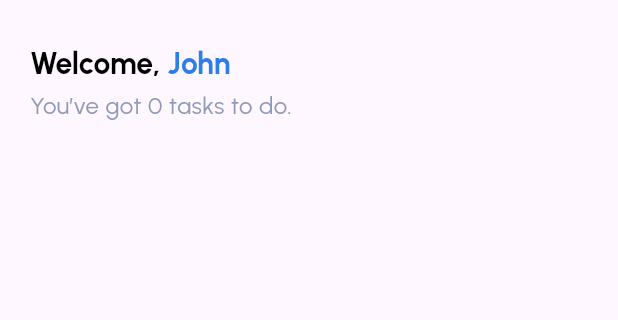
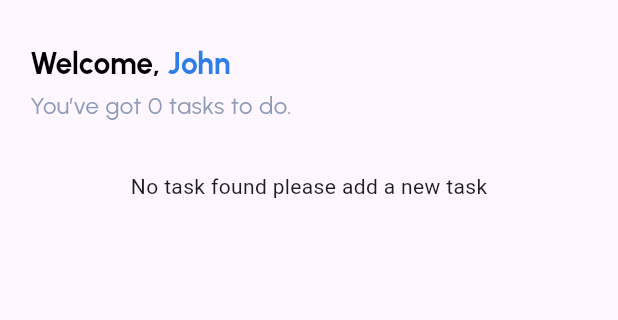
Before and after one commit to samuel-vrit/taski, a Flutter app: the HomePage screen opened directly, on a phone screen of 412 x 824 dp, the part 90-410 px from its top. Run offline on Flutter 3.47's test engine with Material 3 defaults, Android fonts, the phone set to English and light mode, and no system bars; our stand-ins replace cloud_firestore, firebase_auth, firebase_core, fluttertoast, google_fonts, shared_preferences; accounts and stored records are empty.

Commit message:
load tasks

```diff
--- a/lib/models/task_model.dart
+++ b/lib/models/task_model.dart
@@ -1,31 +1,49 @@
+import 'package:cloud_firestore/cloud_firestore.dart';
+
 class TaskModel {
-  String title;
-  String description;
-  String status;
-  String createdBy;
-  String? createdAt;
+  final DateTime createdAt;
+  final String createdBy;
+  final String description;
+  final String status;
+  final String title;
 
   TaskModel({
+    required this.createdAt,
+    required this.createdBy,
+    required this.description,
+    required this.status,
     required this.title,
-    this.description = '',
-    this.status = 'undone',
-    required this.createdBy,
-    this.createdAt,
   });
 
-  factory TaskModel.fromJson(Map<String, dynamic> json) => TaskModel(
-        title: json["title"],
-        description: json["description"],
-        status: json["status"],
-        createdBy: json["createdBy"],
-        createdAt: json["createdAt"],
-      );
+  factory TaskModel.fromJson(Map<String, dynamic> json) {
+    return TaskModel(
+      createdAt: _parseTimestamp(json['createdAt']),
+      createdBy: json['createdBy'],
+      description: json['description'],
+      status: json['status'],
+      title: json['title'],
+    );
+  }
 
-  Map<String, dynamic> toJson() => {
-        "title": title,
-        "description": description,
-        "status": status,
-        "createdBy": createdBy,
-        "createdAt": createdAt ?? DateTime.now(),
-      };
+  static DateTime _parseTimestamp(dynamic timestamp) {
+    if (timestamp is Timestamp) {
+      return timestamp.toDate();
+    } else if (timestamp is String) {
+      return DateTime.parse(timestamp);
+    } else if (timestamp is DateTime) {
+      return timestamp;
+    } else {
+      throw FormatException('Invalid timestamp format: $timestamp');
+    }
+  }
+
+  Map<String, dynamic> toJson() {
+    return {
+      'createdAt': Timestamp.fromDate(createdAt),
+      'createdBy': createdBy,
+      'description': description,
+      'status': status,
+      'title': title,
+    };
+  }
 }
--- a/lib/providers/task_provider.dart
+++ b/lib/providers/task_provider.dart
@@ -1,16 +1,67 @@
 import 'package:cloud_firestore/cloud_firestore.dart';
 import 'package:flutter/material.dart';
 import 'package:taski/models/task_model.dart';
+import 'package:taski/widgets/toast_widget.dart';
 
 class TaskProvider extends ChangeNotifier {
+  final _tasksCollection = FirebaseFirestore.instance.collection('allTasks');
+
   List<TaskModel> filteredTasks = [];
   List<TaskModel> doneTasks = [];
-
   List<TaskModel> allTasks = [];
 
   Future addTask(TaskModel task) async {
+    final docRef = FirebaseFirestore.instance.collection("tasks").doc();
+    await docRef.set({
+      "id": docRef.id,
+      "title": task.title,
+      "description": task.description,
+      "status": task.status,
+      "createdAt": task.createdAt,
+    });
     await FirebaseFirestore.instance.collection('allTasks').add(task.toJson());
   }
+
+  Future<List<TaskModel>?> loadAllTasks() async {
+    try {
+      print('fetching tasks');
+      var snapShot =
+          await _tasksCollection.orderBy('createdAt', descending: true).get();
+      //snapshot.docs contains all the task data in the form of map
+      //get those task data one by one and convert them to dart object
+      allTasks.clear();
+      for (var doc in snapShot.docs) {
+        TaskModel task = TaskModel.fromJson(doc.data());
+        allTasks.add(task);
+      }
+
+      //if you want to use .map() method instead
+      // allTasks = snapShot.docs.map((doc) {
+      //   return TaskModel.fromJson(doc.data());
+      // }).toList();
+
+      notifyListeners();
+      return allTasks;
+    } catch (e) {
+      ToastWidget.error(message: e.toString());
+      notifyListeners();
+    }
+    return null;
+  }
+
+  //If you want to implement realtime updates of the tasks use stream.
+  //use stream builder in homepage instead of future builder
+  //and use this method as stream
+  // Stream<List<TaskModel>> get tasksStream {
+  //   return _tasksCollection
+  //       .orderBy('createdAt', descending: true)
+  //       .snapshots()
+  //       .map((snapshot) {
+  //     return snapshot.docs.map((doc) {
+  //       return TaskModel.fromJson(doc.data());
+  //     }).toList();
+  //   });
+  // }
 
   void searchTask(String searchText) {
     filteredTasks = allTasks.where((task) {
@@ -20,14 +71,14 @@ class TaskProvider extends ChangeNotifier {
   }
 
   void toggleDone(bool isDone, int index) {
-    allTasks[index].status = isDone ? 'done' : 'unDone';
-    filterDoneTasks();
-    notifyListeners();
+    // allTasks[index].status = isDone ? 'done' : 'unDone';
+    // filterDoneTasks();
+    // notifyListeners();
   }
 
   void filterDoneTasks() {
     doneTasks = allTasks.where((task) {
-      return task.status == 'done';
+      return task.status == 'unDone';
     }).toList();
     notifyListeners();
   }
--- a/lib/screens/dashboard_page.dart
+++ b/lib/screens/dashboard_page.dart
@@ -54,6 +54,8 @@ class _DashboardPageState extends State<DashboardPage> {
                               description: taskDescription ?? '',
                               createdBy:
                                   FirebaseAuth.instance.currentUser!.email!,
+                              createdAt: DateTime.now(),
+                              status: 'unDone',
                             ));
                         taskTitle = null;
                         taskDescription = null;
--- a/lib/screens/home_page.dart
+++ b/lib/screens/home_page.dart
@@ -2,12 +2,35 @@ import 'package:flutter/material.dart';
 import 'package:google_fonts/google_fonts.dart';
 import 'package:provider/provider.dart';
 import 'package:taski/constants.dart';
+import 'package:taski/models/task_model.dart';
 import 'package:taski/providers/task_provider.dart';
 import 'package:taski/widgets/custom_app_bar.dart';
 import 'package:taski/widgets/todo_element_widget.dart';
 
-class HomePage extends StatelessWidget {
+class HomePage extends StatefulWidget {
   const HomePage({super.key});
+
+  @override
+  State<HomePage> createState() => _HomePageState();
+}
+
+class _HomePageState extends State<HomePage> {
+  late Future<List<TaskModel>?> _tasksFuture;
+
+  @override
+  void initState() {
+    super.initState();
+    _tasksFuture = context.read<TaskProvider>().loadAllTasks();
+  }
+  // @override
+  // void initState() {
+  //   init();
+  //   super.initState();
+  // }
+  //
+  // init() async {
+  //   await context.read<TaskProvider>().loadAllTasks();
+  // }
 
   @override
   Widget build(BuildContext context) {
@@ -42,22 +65,54 @@ class HomePage extends StatelessWidget {
                   ),
                 ),
                 SizedBox(height: 32),
-                Expanded(
+                FutureBuilder<List<TaskModel>?>(
+                  future: _tasksFuture,
+                  builder: (context, snapShot) {
+                    if (snapShot.connectionState == ConnectionState.waiting) {
+                      return Center(
+                        child: CircularProgressIndicator(),
+                      );
+                    } else if (snapShot.hasError) {
+                      return Center(
+                        child: Text(snapShot.error.toString()),
+                      );
+                    } else if (snapShot.hasData) {
+                      if (snapShot.data == null || snapShot.data!.isEmpty) {
+                        return Center(
+                          child: Text('No task found please add a new task'),
+                        );
+                      } else {
+                        return Expanded(
+                          child: RefreshIndicator(
+                            onRefresh: () async {
+                              await taskProvider.loadAllTasks();
+                            },
                             child: ListView.separated(
-                      itemCount: taskProvider.allTasks.length,
+                                itemCount: snapShot.data!.length,
                                 separatorBuilder: (_, __) {
                                   return SizedBox(height: 16);
                                 },
                                 itemBuilder: (context, index) {
                                   return TodoElementWidget(
-                          title: taskProvider.allTasks[index].title,
-                          description: taskProvider.allTasks[index].description,
-                          isDone: taskProvider.allTasks[index].status == 'done',
+                                    title: snapShot.data![index].title,
+                                    description:
+                                        snapShot.data![index].description,
+                                    isDone:
+                                        snapShot.data![index].status == 'done',
                                     onDone: (isDone) {
                                       taskProvider.toggleDone(isDone!, index);
                                     },
                                   );
                                 }),
+                          ),
+                        );
+                      }
+                    } else {
+                      return Center(
+                        child: Text('unknown error'),
+                      );
+                    }
+                  },
                 ),
               ],
             ),
@@ -67,3 +122,21 @@ class HomePage extends StatelessWidget {
     });
   }
 }
+
+// Expanded(
+// child: ListView.separated(
+// itemCount: taskProvider.allTasks.length,
+// separatorBuilder: (_, __) {
+// return SizedBox(height: 16);
+// },
+// itemBuilder: (context, index) {
+// return TodoElementWidget(
+// title: taskProvider.allTasks[index].title,
+// description: taskProvider.allTasks[index].description,
+// isDone: taskProvider.allTasks[index].status == 'done',
+// onDone: (isDone) {
+// taskProvider.toggleDone(isDone!, index);
+// },
+// );
+// }),
+// ),
```
Also changed, not shown: lib/providers/app_auth_provider.dart (+31 -9 lines), lib/widgets/toast_widget.dart (added, +24 -0 lines), pubspec.lock, 1 other file. Lines whose indentation alone changed are shown as unchanged.
